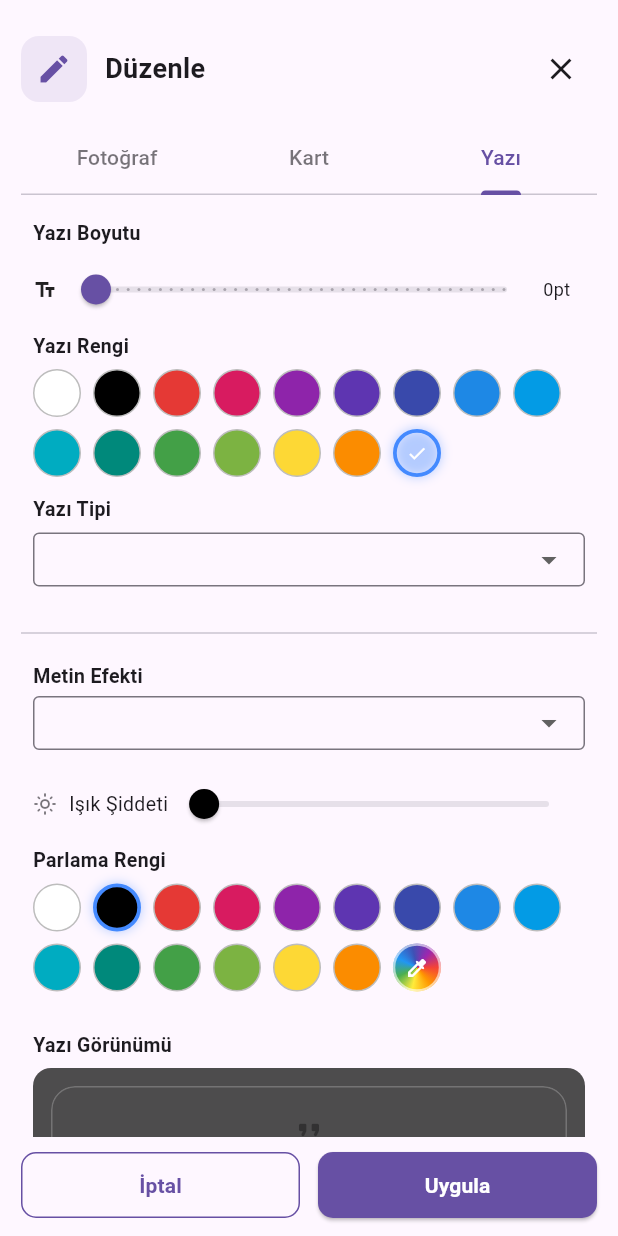
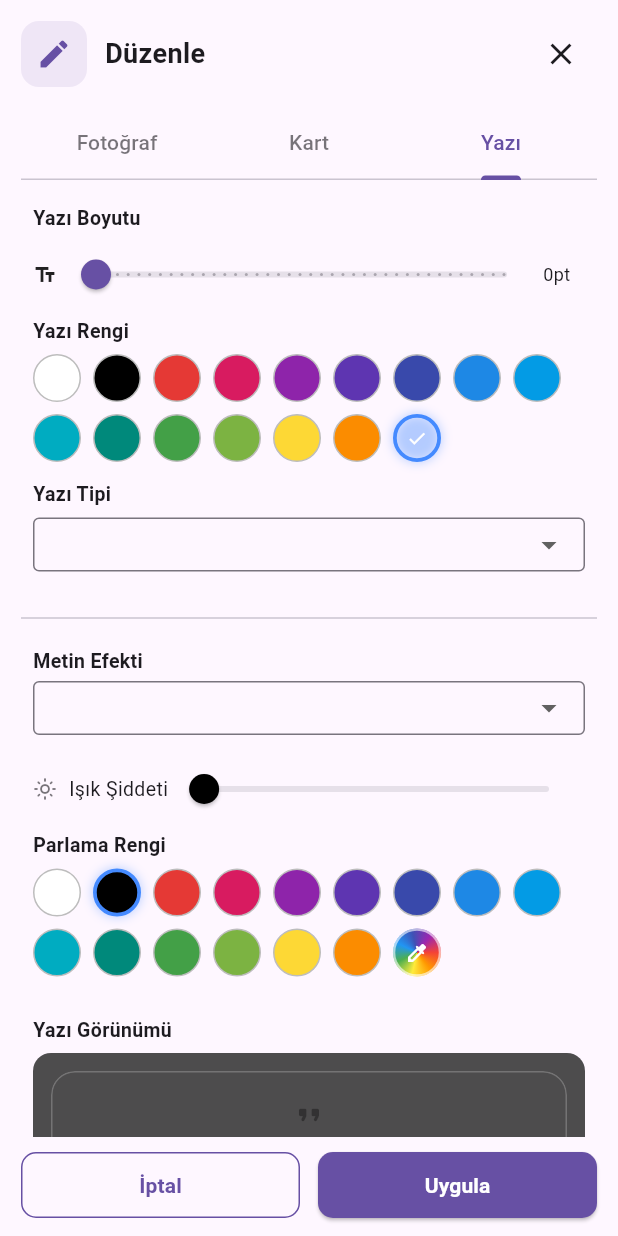
Before and after one commit to tuievolution/tuievolution_motivmate, a Flutter app: the EditingDrawer widget shown alone on an empty page, opened directly with empty values, tab 3 chosen, on a phone screen of 412 x 824 dp. Run offline on Flutter 3.47's test engine with Material 3 defaults, Android fonts, the phone set to English and light mode, and no system bars; our stand-ins replace cached_network_image, connectivity_plus, flutter_cache_manager, flutter_colorpicker, flutter_local_notifications, flutter_timezone and 7 more; missing offline and left inert: gal; accounts and stored records are empty.

Commit message:
Update editing_drawer.dart

```diff
--- a/motivmate_muse/lib/widgets/editing_drawer.dart
+++ b/motivmate_muse/lib/widgets/editing_drawer.dart
@@ -47,7 +47,7 @@ class _EditingDrawerState extends State<EditingDrawer> {
         .firstWhere((e) => e.id == draft.themeId, orElse: () => themePresets.first);
 
     return SafeArea(
-      top: true, // Start under notificationbar
+      top: true,
       bottom: true,
       child: Padding(
         padding: const EdgeInsets.symmetric(horizontal: 14),
@@ -55,7 +55,7 @@ class _EditingDrawerState extends State<EditingDrawer> {
           length: 3,
           child: Column(
             children: [
-              const SizedBox(height: 22),
+              const SizedBox(height: 12),
               Row(
                 children: [
                   Container(
@@ -315,10 +315,8 @@ class _EditingDrawerState extends State<EditingDrawer> {
     return SingleChildScrollView(
       child: TextSettingsEditor(
         initialSettings: draft,
-        sampleText: quote.text(lang),
+        sampleText: quote.text(lang), // SADECE GÖRÜNEN DİL GÖNDERİLİYOR
         sampleAuthor: quote.author(lang),
-        textTr: quote.textTr, // İki dili de kontrol etmek için ekledik
-        textEn: quote.textEn, // İki dili de kontrol etmek için ekledik
         language: lang,
         onChanged: (updated) {
           _updateDraft(updated);
@@ -398,8 +396,6 @@ class TextSettingsEditor extends StatefulWidget {
   final AppSettings initialSettings;
   final String sampleText;
   final String sampleAuthor;
-  final String textTr;
-  final String textEn;
   final String language;
   final void Function(AppSettings updated) onChanged;
 
@@ -408,8 +404,6 @@ class TextSettingsEditor extends StatefulWidget {
     required this.initialSettings,
     required this.sampleText,
     required this.sampleAuthor,
-    required this.textTr,
-    required this.textEn,
     required this.language,
     required this.onChanged,
   });
@@ -455,11 +449,11 @@ class _TextSettingsEditorState extends State<TextSettingsEditor> {
     widget.onChanged(next);
   }
 
-  // YENİ GÜVENLİK SİSTEMİ: İki dili de kontrol eder ve kartın uzamasına izin verir.
+  // GÜNCELLEME: Artık sadece geçerli dildeki metni test ediyoruz.
   double _calculateMaxAllowedFontSize() {
-    double maxFit = 48.0; // Maksimum limit 48'e sabitlendi
+    double maxFit = 48.0;
     for (double fs = 10.0; fs <= 48.0; fs += 1.0) {
-      if (!_testTextFits(fs, widget.textTr) || !_testTextFits(fs, widget.textEn)) {
+      if (!_testTextFits(fs, widget.sampleText)) {
         maxFit = fs - 1.0;
         break;
       }
@@ -468,7 +462,6 @@ class _TextSettingsEditorState extends State<TextSettingsEditor> {
   }
 
   bool _testTextFits(double fontSize, String text) {
-    // QuoteCard ile tam aynı yüksekliği (height: 1.25) simüle ediyoruz
     final style = _getGoogleFontLocal(_draft.fontFamily, textStyle: TextStyle(fontSize: fontSize, fontWeight: FontWeight.w500, height: 1.25));
     final tp = TextPainter(
       text: TextSpan(text: '"$text"', style: style),
@@ -477,7 +470,6 @@ class _TextSettingsEditorState extends State<TextSettingsEditor> {
     );
 
     tp.layout(maxWidth: 260.0);
-    // Kartın dinamik olarak uzayabileceği maksimum yükseklik 360px olarak güncellendi.
     if (tp.height > 360.0) {
       return false;
     }
@@ -550,7 +542,7 @@ class _TextSettingsEditorState extends State<TextSettingsEditor> {
             const Icon(Icons.text_fields, size: 16),
             Expanded(
               child: Slider(
-                value: _draft.fontSize.clamp(10, 48), // Slider Limiti 48
+                value: _draft.fontSize.clamp(10, 48),
                 min: 10,
                 max: 48,
                 divisions: 38,
@@ -575,7 +567,6 @@ class _TextSettingsEditorState extends State<TextSettingsEditor> {
           ],
         ),
 
-        // TAŞMA DURUMUNDA GÖRÜNEN UYARI MESAJI
         if (_showSizeWarning)
           Padding(
             padding: const EdgeInsets.symmetric(horizontal: 16, vertical: 2),
@@ -648,7 +639,7 @@ class _TextSettingsEditorState extends State<TextSettingsEditor> {
               if (v == null) return;
               _notify(_draft.copyWith(fontFamily: v));
 
-              // Yazı tipi değiştiğinde yeni genişliğe göre boyutu tekrar kontrol et
+              // Yazı tipi değiştiğinde yeni genişliğe göre boyutu sadece o anki dile göre kontrol et
               final maxAllowed = _calculateMaxAllowedFontSize();
               if (_draft.fontSize > maxAllowed) {
                 _notify(_draft.copyWith(fontSize: maxAllowed));
@@ -667,8 +658,6 @@ class _TextSettingsEditorState extends State<TextSettingsEditor> {
             style: const TextStyle(fontSize: 13, fontWeight: FontWeight.w600),
           ),
         ),
-
-        // EFEKT SEÇİCİ (DROPDOWN)
         Padding(
           padding: const EdgeInsets.symmetric(horizontal: 8),
           child: DropdownButtonFormField<String>(
@@ -691,12 +680,12 @@ class _TextSettingsEditorState extends State<TextSettingsEditor> {
               DropdownMenuItem(value: 'emboss', child: Text(_l('Kabarık (Emboss)', 'Emboss'))),
             ],
             onChanged: (v) {
-              if (v != null) _notify(_draft.copyWith(textEffectId: v));
+              if (v == null) return;
+              _notify(_draft.copyWith(textEffectId: v));
             },
           ),
         ),
 
-        // Eğer efekt "Yok" değilse Işık ve Renk ayarlarını göster
         if (_draft.textEffectId != 'none') ...[
           const SizedBox(height: 12),
           Padding(
@@ -729,7 +718,6 @@ class _TextSettingsEditorState extends State<TextSettingsEditor> {
               style: const TextStyle(fontSize: 13, fontWeight: FontWeight.w600),
             ),
           ),
-
           Padding(
             padding: const EdgeInsets.symmetric(horizontal: 8),
             child: Wrap(
@@ -774,7 +762,6 @@ class _TextSettingsEditorState extends State<TextSettingsEditor> {
     );
   }
 
-  // HEM YAZI HEM DE EFEKT İÇİN ORTAK RENK PALETİ FONKSİYONU
   List<Widget> _buildPalette(Color current, {required bool isText}) {
     List<Widget> items = [];
 
@@ -788,7 +775,6 @@ class _TextSettingsEditorState extends State<TextSettingsEditor> {
             if (isText) {
               _notify(_draft.copyWith(textColorValue: c.toARGB32()));
             } else {
-              // Efekt rengi değişirken slider'daki mevcut ışık şiddetini koru
               final currentAlpha = Color(_draft.effectColorValue).a;
               _notify(_draft.copyWith(effectColorValue: c.withValues(alpha: currentAlpha).toARGB32()));
             }
@@ -812,7 +798,6 @@ class _TextSettingsEditorState extends State<TextSettingsEditor> {
       );
     }
 
-    // Özel Renk (Gökkuşağı Butonu)
     final customColor = isText ? _customTextColor : _customEffectColor;
     final isCustomSelected = customColor != null && current.toARGB32() == customColor.toARGB32();
 
```
